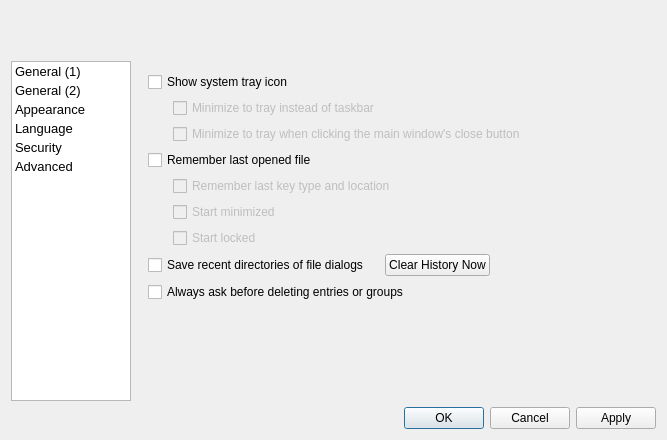
iluminat23/keepassxc-debian, file src/forms/SettingsDlg.ui: the form before one commit.
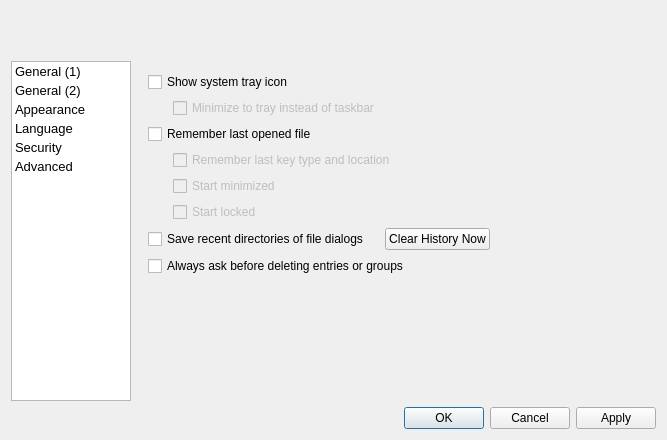
The form after the commit. Custom widgets are drawn as their Qt base class.

```diff
--- a/src/forms/SettingsDlg.ui
+++ b/src/forms/SettingsDlg.ui
@@ -106,16 +106,8 @@
        <property name="currentIndex" >
         <number>0</number>
        </property>
-       <widget class="QWidget" name="pageGeneral1" >
-        <property name="geometry" >
-         <rect>
-          <x>0</x>
-          <y>0</y>
-          <width>521</width>
-          <height>331</height>
-         </rect>
-        </property>
-        <layout class="QVBoxLayout" name="verticalLayout" >
+       <widget class="QWidget" name="pageGeneral1">
+        <layout class="QVBoxLayout" name="verticalLayout">
          <item>
           <widget class="QCheckBox" name="CheckBox_ShowSysTrayIcon" >
            <property name="text" >
@@ -154,40 +146,10 @@
           </layout>
          </item>
          <item>
-          <layout class="QHBoxLayout" name="_17" >
+          <layout class="QVBoxLayout" name="_18">
            <item>
-            <spacer>
-             <property name="orientation" >
-              <enum>Qt::Horizontal</enum>
-             </property>
-             <property name="sizeType" >
-              <enum>QSizePolicy::Fixed</enum>
-             </property>
-             <property name="sizeHint" stdset="0" >
-              <size>
-               <width>25</width>
-               <height>10</height>
-              </size>
-             </property>
-            </spacer>
-           </item>
-           <item>
-            <widget class="QCheckBox" name="CheckBox_CloseToTray" >
-             <property name="enabled" >
-              <bool>false</bool>
-             </property>
-             <property name="text" >
-              <string>Minimize to tray when clicking the main window's close button</string>
-             </property>
-            </widget>
-           </item>
-          </layout>
-         </item>
-         <item>
-          <layout class="QVBoxLayout" name="_18" >
-           <item>
-            <widget class="QCheckBox" name="CheckBox_OpenLast" >
-             <property name="text" >
+            <widget class="QCheckBox" name="CheckBox_OpenLast">
+             <property name="text">
               <string>Remember last opened file</string>
              </property>
             </widget>
@@ -262,7 +224,7 @@
                <property name="sizeType" >
                 <enum>QSizePolicy::Fixed</enum>
                </property>
-               <property name="sizeHint" stdset="0" >
+               <property name="sizeHint" stdset="0">
                 <size>
                  <width>25</width>
                  <height>10</height>
@@ -301,10 +263,10 @@
              <property name="orientation" >
               <enum>Qt::Horizontal</enum>
              </property>
-             <property name="sizeType" >
+             <property name="sizeType">
               <enum>QSizePolicy::Fixed</enum>
              </property>
-             <property name="sizeHint" stdset="0" >
+             <property name="sizeHint" stdset="0">
               <size>
                <width>10</width>
                <height>20</height>
@@ -321,10 +283,10 @@
            </item>
            <item>
             <spacer>
-             <property name="orientation" >
+             <property name="orientation">
               <enum>Qt::Horizontal</enum>
              </property>
-             <property name="sizeHint" stdset="0" >
+             <property name="sizeHint" stdset="0">
               <size>
                <width>40</width>
                <height>20</height>
@@ -343,10 +305,10 @@
          </item>
          <item>
           <spacer>
-           <property name="orientation" >
+           <property name="orientation">
             <enum>Qt::Vertical</enum>
            </property>
-           <property name="sizeHint" stdset="0" >
+           <property name="sizeHint" stdset="0">
             <size>
              <width>1</width>
              <height>1</height>
@@ -1400,7 +1362,7 @@
    </item>
   </layout>
  </widget>
- <layoutdefault spacing="6" margin="11" />
+ <layoutdefault spacing="6" margin="11"/>
  <customwidgets>
   <customwidget>
    <class>ShortcutWidget</class>
```
Left out of the diff: 775 changed lines with no effect on the pictures.
